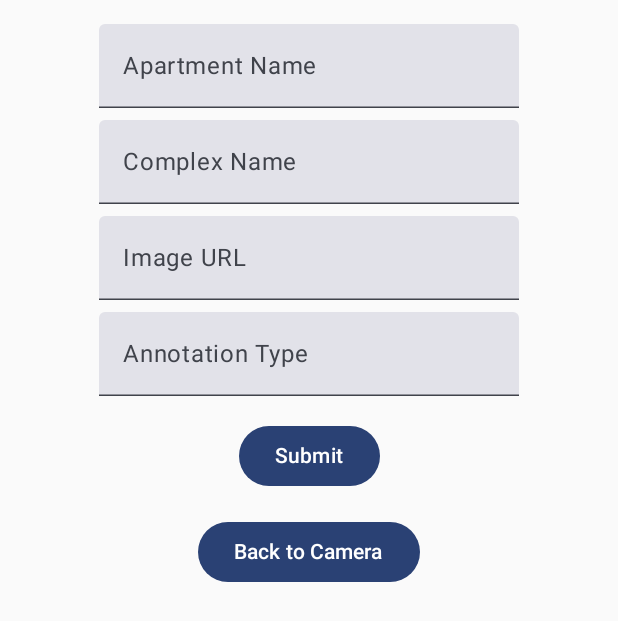
After one commit to kimpgithub/team_project, an Android app built with Jetpack Compose: the InfoScreen screen opened through its navigation route, on a phone screen of 412 x 824 dp. The commit adds this screen. Shown: the top 621 px of the screen. Run offline under Robolectric (Android 15) with nearby library versions, the phone set to English and light mode, and no system bars; our stand-ins replace Firebase (no records; nobody signed in at launch, a user with empty details on screens opened directly).

Commit message:
몽고DB 연동, InfoScreen 추가

```diff
--- a/app/src/main/java/com/example/team_project/MainActivity.kt
+++ b/app/src/main/java/com/example/team_project/MainActivity.kt
@@ -28,6 +28,7 @@ import com.example.team_project.loginsceen.LoginScreen
 import com.example.team_project.camerascreen.CameraScreen
 import com.example.team_project.camerascreen.ErrorScreen
 import com.example.team_project.camerascreen.LoadingScreen
+import com.example.team_project.infoscreen.InfoScreen
 import com.example.team_project.resultscreen.ResultScreen
 import com.example.team_project.ui.theme.Team_projectTheme
 import com.google.firebase.FirebaseApp
@@ -94,6 +95,9 @@ fun AppContent() {
                     backStackEntry.arguments?.getString("imageUrl") ?: ""
                 )
             }
+            composable("infoScreen") {
+                InfoScreen(navController)
+            }
         }
     }
 }
--- a/app/src/main/java/com/example/team_project/camerascreen/CameraScreen.kt
+++ b/app/src/main/java/com/example/team_project/camerascreen/CameraScreen.kt
@@ -111,7 +111,7 @@ fun CameraScreen(navController: NavController) {
                     uploadImage(photoFile) { success ->
                         if (success) {
                             val imageUrl =
-                                "http://52.65.163.94:8080/output/processed_${photoFile.name}"
+                                "http://192.168.45.66:8080/output/processed_${photoFile.name}"
                             val encodedUrl = Uri.encode(imageUrl)
 
                             // 파일 존재 여부를 확인하는 코루틴 실행
@@ -163,7 +163,7 @@ private fun checkFileExists(url: String): Boolean {
 
 private fun uploadImage(imageFile: File, callback: (Boolean) -> Unit) {
     val retrofit = Retrofit.Builder()
-        .baseUrl("http://52.65.163.94:8080/")
+        .baseUrl("http://192.168.45.66:8080/")
         .client(OkHttpClient.Builder().build())
         .build()
 
--- /dev/null
+++ b/app/src/main/java/com/example/team_project/infoscreen/InfoScreen.kt
@@ -0,0 +1,80 @@
+package com.example.team_project.infoscreen
+
+import androidx.compose.foundation.layout.Column
+import androidx.compose.foundation.layout.Spacer
+import androidx.compose.foundation.layout.fillMaxSize
+import androidx.compose.foundation.layout.height
+import androidx.compose.foundation.layout.padding
+import androidx.compose.material3.Button
+import androidx.compose.material3.Text
+import androidx.compose.material3.TextField
+import androidx.compose.runtime.Composable
+import androidx.compose.runtime.getValue
+import androidx.compose.runtime.mutableStateOf
+import androidx.compose.runtime.remember
+import androidx.compose.runtime.setValue
+import androidx.compose.ui.Alignment
+import androidx.compose.ui.Modifier
+import androidx.compose.ui.unit.dp
+import androidx.navigation.NavController
+
+@Composable
+fun InfoScreen(navController: NavController) {
+    var apartmentName by remember { mutableStateOf("") }
+    var complexName by remember { mutableStateOf("") }
+    var imageUrl by remember { mutableStateOf("") }
+    var annotationType by remember { mutableStateOf("") }
+
+    Column(
+        modifier = Modifier
+            .fillMaxSize()
+            .padding(16.dp),
+        horizontalAlignment = Alignment.CenterHorizontally
+    ) {
+        TextField(
+            value = apartmentName,
+            onValueChange = { apartmentName = it },
+            label = { Text("Apartment Name") }
+        )
+        Spacer(modifier = Modifier.height(8.dp))
+        TextField(
+            value = complexName,
+            onValueChange = { complexName = it },
+            label = { Text("Complex Name") }
+        )
+        Spacer(modifier = Modifier.height(8.dp))
+        TextField(
+            value = imageUrl,
+            onValueChange = { imageUrl = it },
+            label = { Text("Image URL") }
+        )
+        Spacer(modifier = Modifier.height(8.dp))
+        TextField(
+            value = annotationType,
+            onValueChange = { annotationType = it },
+            label = { Text("Annotation Type") }
+        )
+        Spacer(modifier = Modifier.height(16.dp))
+        Button(onClick = {
+            sendApartmentData(
+                apartmentName,
+                complexName,
+                imageUrl,
+                annotationType
+            ) { success, message ->
+                if (success) {
+                    // Handle success, e.g., show a success message and navigate back
+                } else {
+                    // Handle error, e.g., show an error message
+                }
+            }
+        }) {
+            Text("Submit")
+        }
+
+        Spacer(modifier = Modifier.height(16.dp))
+        Button(onClick = { navController.navigate("cameraScreen") }) {
+            Text("Back to Camera")
+        }
+    }
+}
--- a/app/src/main/res/xml/network_security_config.xml
+++ b/app/src/main/res/xml/network_security_config.xml
@@ -1,6 +1,9 @@
 <?xml version="1.0" encoding="utf-8"?>
 <network-security-config>
     <domain-config cleartextTrafficPermitted="true">
-        <domain includeSubdomains="true">52.65.163.94</domain>
+        <domain includeSubdomains="true">192.168.45.66</domain>
+    </domain-config>
+    <domain-config cleartextTrafficPermitted="true">
+        <domain includeSubdomains="true">192.168.45.119</domain>
     </domain-config>
 </network-security-config>
```
Also changed, not shown: app/src/main/java/com/example/team_project/infoscreen/sendApartmentData.kt (added, +51 -0 lines), app/src/main/java/com/example/team_project/resultscreen/ResultSceen.kt (+8 -0 lines).
